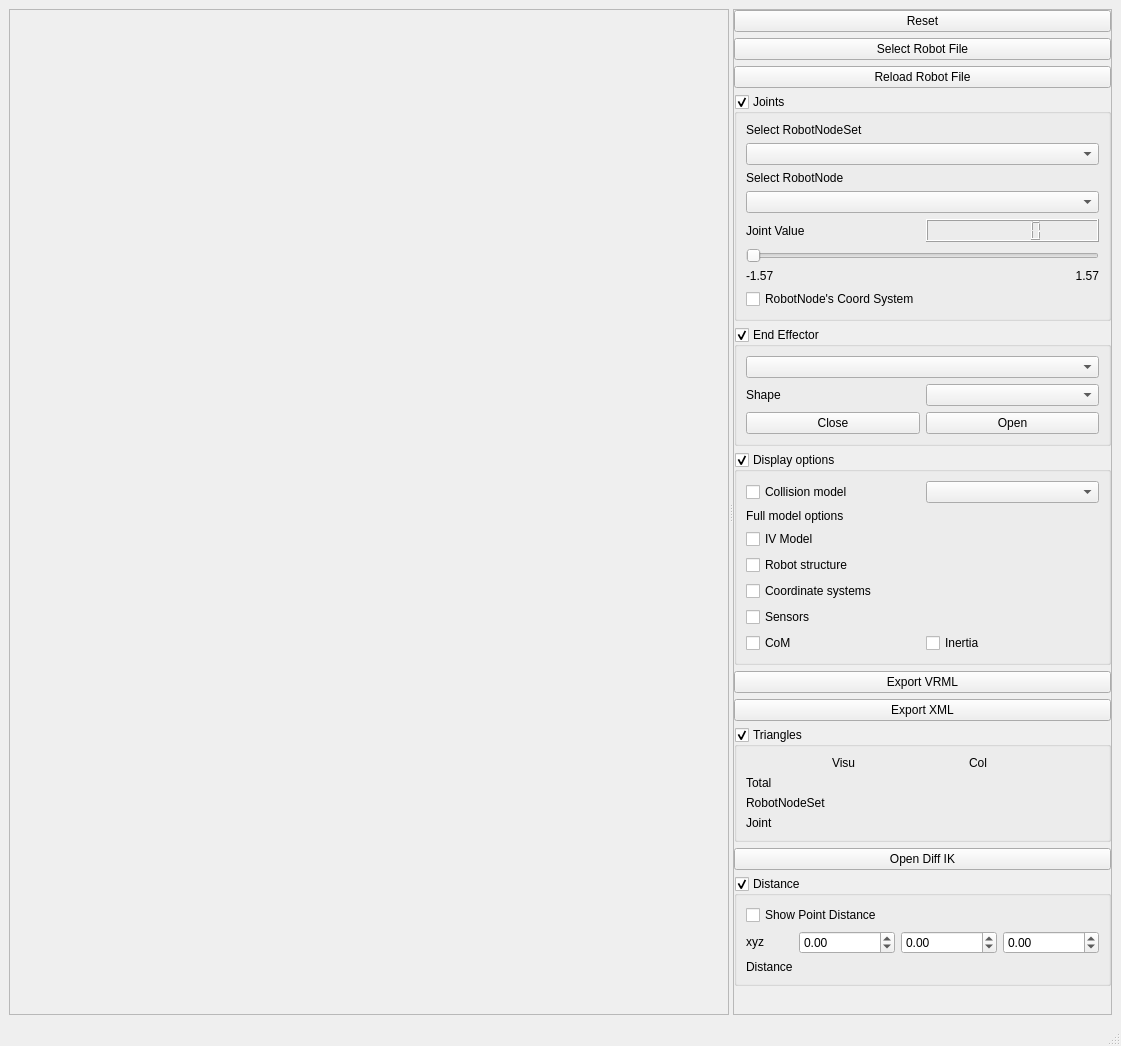
This is VirtualRobot/examples/RobotViewer/RobotViewer.ui in cram2/Simox as Qt 5 draws it before an edit. The edited form follows.
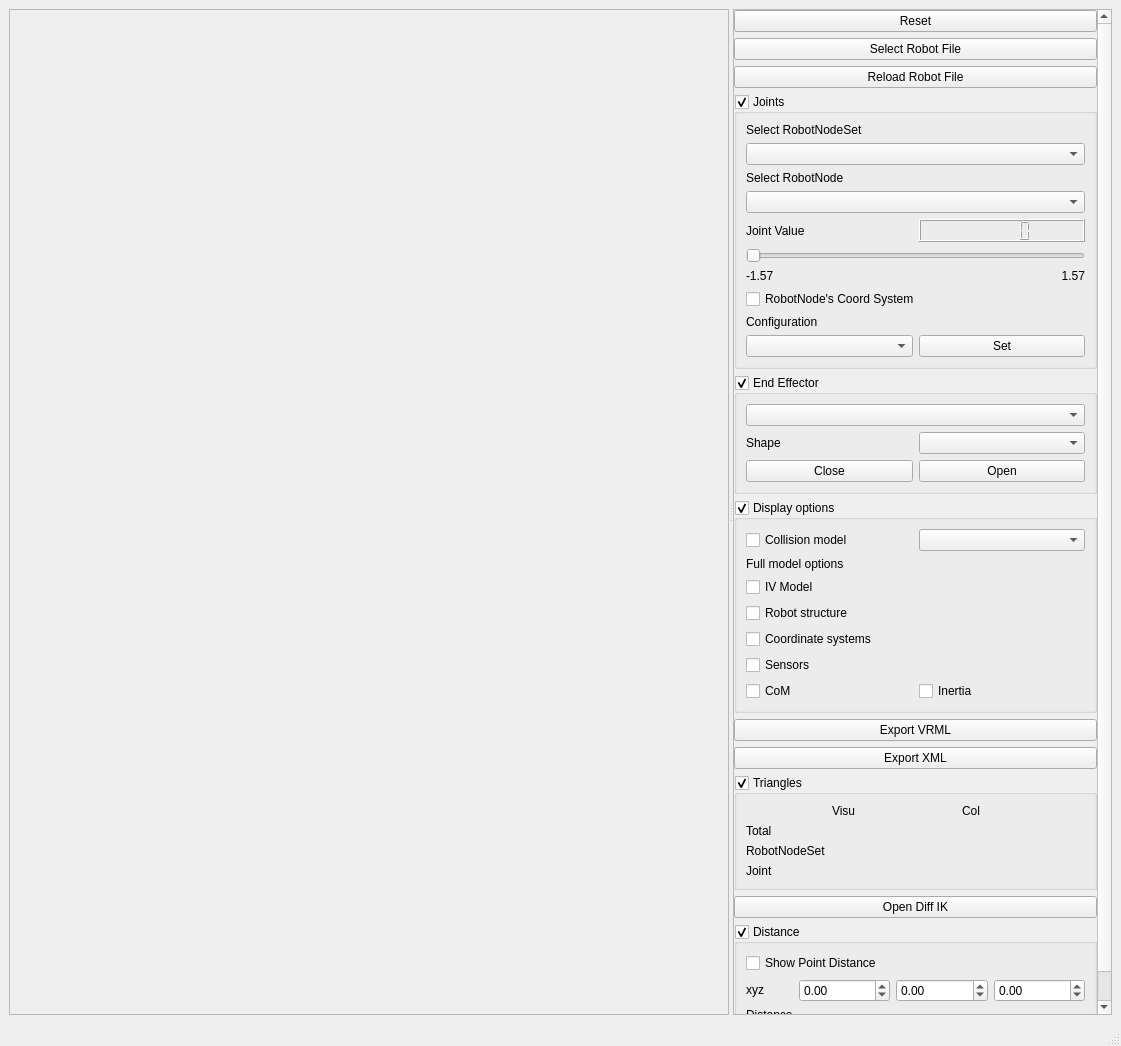
This is the edited form.

Commit message: adding configurations to robot + loading from xml + selectable via robot viewer

Patch:
```diff
--- a/VirtualRobot/examples/RobotViewer/RobotViewer.ui
+++ b/VirtualRobot/examples/RobotViewer/RobotViewer.ui
@@ -203,6 +203,23 @@
                <item row="3" column="0" colspan="2">
                 <widget class="QComboBox" name="comboBoxJoint"/>
                </item>
+               <item row="9" column="0" colspan="2">
+                <widget class="QLabel" name="label_3">
+                 <property name="text">
+                  <string>Configuration</string>
+                 </property>
+                </widget>
+               </item>
+               <item row="10" column="0" colspan="1">
+                <widget class="QComboBox" name="comboBoxConfiguration"/>
+               </item>
+               <item row="10" column="1" colspan="1">
+                <widget class="QPushButton" name="buttonSetConfiguration">
+                  <property name="text">
+                   <string>Set</string>
+                  </property>
+                 </widget>
+               </item>
               </layout>
              </widget>
             </item>
```
The commit also changes 8 other files.
